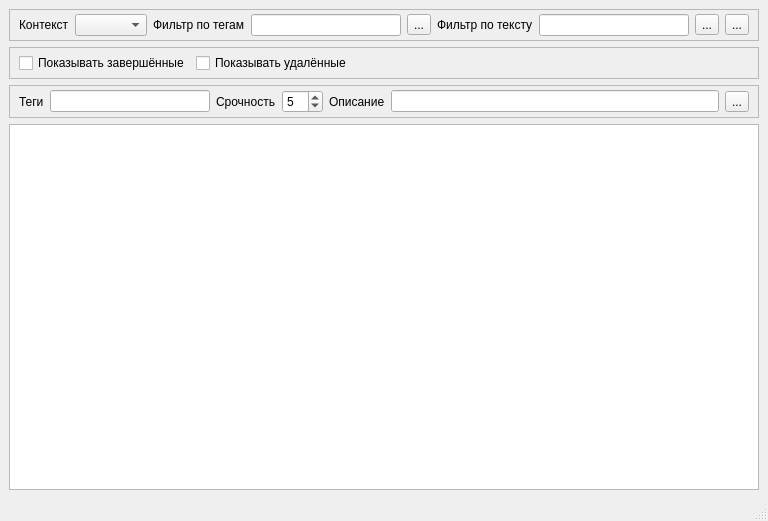
Old version of the form ui/mainwindow.ui in the repository wterkin/tasks_board.
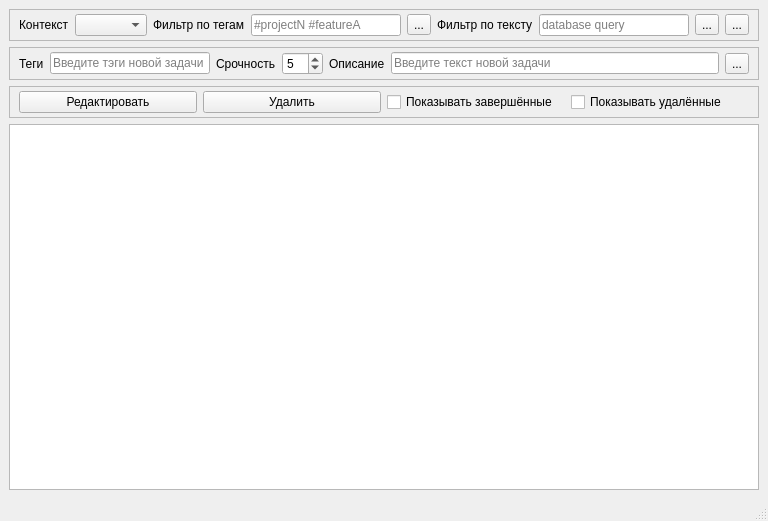
New version of the form. Icons and pictures are not drawn.

Commit message: Доработан интерфейс

The edit to the form file:
```diff
--- a/ui/mainwindow.ui
+++ b/ui/mainwindow.ui
@@ -75,7 +75,11 @@
         </widget>
        </item>
        <item>
-        <widget class="QLineEdit" name="lineEdit_TagsFilter"/>
+        <widget class="QLineEdit" name="lineEdit_TagsFilter">
+         <property name="placeholderText">
+          <string>#projectN #featureA</string>
+         </property>
+        </widget>
        </item>
        <item>
         <widget class="QToolButton" name="toolButton_TagsFilter">
@@ -103,7 +107,11 @@
         </widget>
        </item>
        <item>
-        <widget class="QLineEdit" name="lineEdit_TextFilter"/>
+        <widget class="QLineEdit" name="lineEdit_TextFilter">
+         <property name="placeholderText">
+          <string>database query</string>
+         </property>
+        </widget>
        </item>
        <item>
         <widget class="QToolButton" name="toolButton_TextFilter">
@@ -143,57 +151,6 @@
       </layout>
      </widget>
     </item>
-    <item>
-     <widget class="QFrame" name="frame_3">
-      <property name="minimumSize">
-       <size>
-        <width>750</width>
-        <height>32</height>
-       </size>
-      </property>
-      <property name="frameShape">
-       <enum>QFrame::StyledPanel</enum>
-      </property>
-      <property name="frameShadow">
-       <enum>QFrame::Sunken</enum>
-      </property>
-      <layout class="QHBoxLayout" name="horizontalLayout_3">
-       <property name="topMargin">
-        <number>4</number>
-       </property>
-       <property name="bottomMargin">
-        <number>4</number>
-       </property>
-       <item>
-        <widget class="QCheckBox" name="checkBox_ShowCompleted">
-         <property name="text">
-          <string>Показывать завершённые</string>
-         </property>
-        </widget>
-       </item>
-       <item>
-        <widget class="QCheckBox" name="checkBox_ShowDeleted">
-         <property name="text">
-          <string>Показывать удалённые</string>
-         </property>
-        </widget>
-       </item>
-       <item>
-        <spacer name="horizontalSpacer">
-         <property name="orientation">
-          <enum>Qt::Horizontal</enum>
-         </property>
-         <property name="sizeHint" stdset="0">
-          <size>
-           <width>344</width>
-           <height>20</height>
-          </size>
-         </property>
-        </spacer>
-       </item>
-      </layout>
-     </widget>
-    </item>
     <item>
      <widget class="QFrame" name="frame_2">
       <property name="minimumSize">
@@ -236,6 +193,9 @@
            <height>16777215</height>
           </size>
          </property>
+         <property name="placeholderText">
+          <string>Введите тэги новой задачи</string>
+         </property>
         </widget>
        </item>
        <item>
@@ -267,6 +227,9 @@
            <height>0</height>
           </size>
          </property>
+         <property name="placeholderText">
+          <string>Введите текст новой задачи</string>
+         </property>
         </widget>
        </item>
        <item>
@@ -289,6 +252,78 @@
       </layout>
      </widget>
     </item>
+    <item>
+     <widget class="QFrame" name="frame_3">
+      <property name="minimumSize">
+       <size>
+        <width>750</width>
+        <height>32</height>
+       </size>
+      </property>
+      <property name="frameShape">
+       <enum>QFrame::StyledPanel</enum>
+      </property>
+      <property name="frameShadow">
+       <enum>QFrame::Sunken</enum>
+      </property>
+      <layout class="QHBoxLayout" name="horizontalLayout_3">
+       <property name="topMargin">
+        <number>4</number>
+       </property>
+       <property name="bottomMargin">
+        <number>4</number>
+       </property>
+       <item>
+        <widget class="QPushButton" name="pushButton_EditTask">
+         <property name="text">
+          <string>Редактировать</string>
+         </property>
+         <property name="icon">
+          <iconset>
+           <normaloff>accessories-text-editor.png</normaloff>accessories-text-editor.png</iconset>
+         </property>
+         <property name="iconSize">
+          <size>
+           <width>22</width>
+           <height>22</height>
+          </size>
+         </property>
+        </widget>
+       </item>
+       <item>
+        <widget class="QPushButton" name="pushButton_DeleteTask">
+         <property name="text">
+          <string>Удалить</string>
+         </property>
+         <property name="icon">
+          <iconset>
+           <normaloff>edit-delete.png</normaloff>edit-delete.png</iconset>
+         </property>
+         <property name="iconSize">
+          <size>
+           <width>22</width>
+           <height>22</height>
+          </size>
+         </property>
+        </widget>
+       </item>
+       <item>
+        <widget class="QCheckBox" name="checkBox_ShowCompleted">
+         <property name="text">
+          <string>Показывать завершённые</string>
+         </property>
+        </widget>
+       </item>
+       <item>
+        <widget class="QCheckBox" name="checkBox_ShowDeleted">
+         <property name="text">
+          <string>Показывать удалённые</string>
+         </property>
+        </widget>
+       </item>
+      </layout>
+     </widget>
+    </item>
     <item>
      <widget class="QTableWidget" name="tableWidget_Tasks"/>
     </item>
```
Left out of the diff: 15 changed lines with no effect on the pictures. The commit also changes 4 other files.
